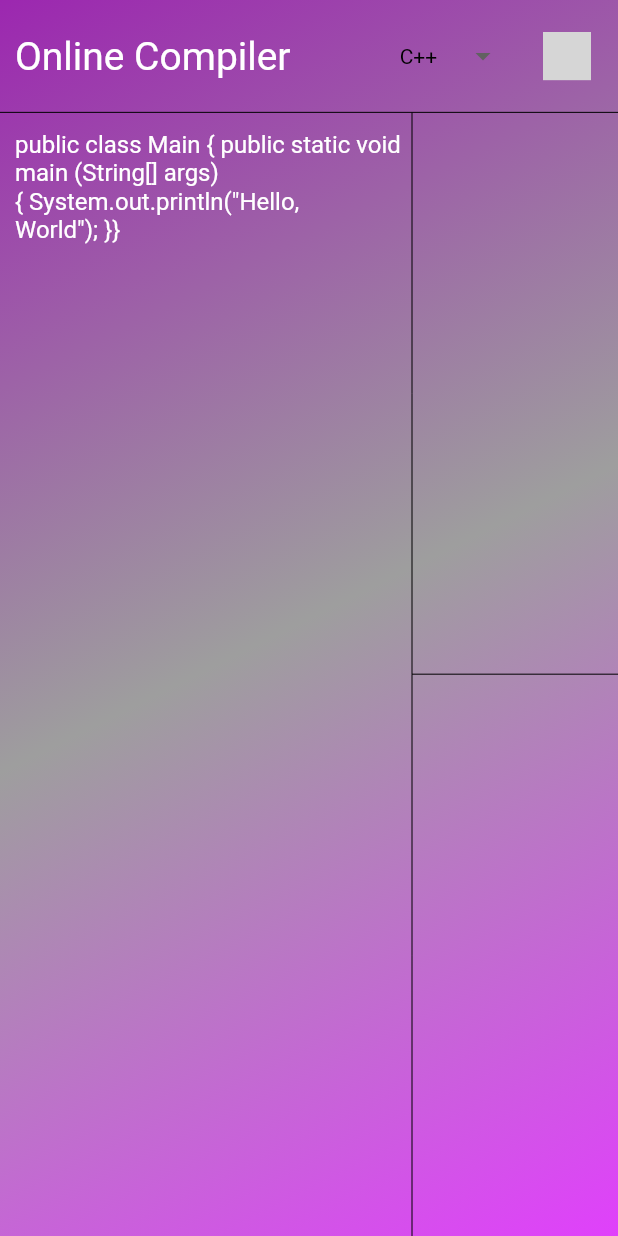
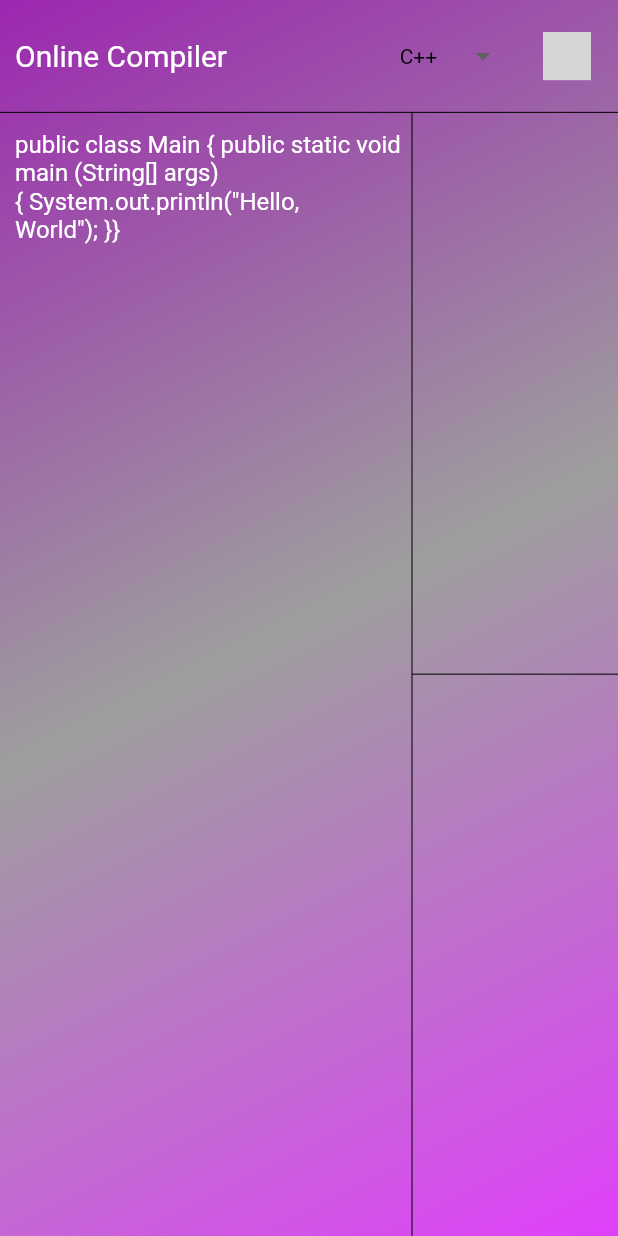
Before and after one commit to elyutin15/IDEKiller, a Flutter app: the screen it shows after launch, on a phone screen of 412 x 824 dp. Run offline on Flutter 3.47's test engine with Material 2 defaults, Android fonts, the light colour scheme and no system bars; our stand-ins replace get, shared_preferences, url_strategy, velocity_x; missing offline and left inert: path_icon, window_size; grey boxes are pictures that could not be loaded.

Commit message:
set min size of desktop version, also changes request body

```diff
--- a/front/lib/screens/compiler.dart
+++ b/front/lib/screens/compiler.dart
@@ -9,10 +9,10 @@ import 'package:velocity_x/velocity_x.dart';
 
 class Home extends StatelessWidget {
   Home({super.key});
-
-  final TextEditingController textController = TextEditingController(
+  final TextEditingController inputController = TextEditingController();
+  final TextEditingController codeController = TextEditingController(
       text:
-          "public class Main { public static void main (String[] args) { System.out.println(\"Hello, World\"); }}");
+      "public class Main { public static void main (String[] args) { System.out.println(\"Hello, World\"); }}");
 
   final iconData = PathIconData.fromData(
       '''M101.06 190.322C92.8024 173.178 85.5 152.417 85.5 129.5C85.5 106.583 92.8024 85.822 101.06 68.6779C107.292 55.7406 114.872 43.3794 120.869 33.5992C122.641 30.7104 124.274 28.0468 125.694 25.6601C126.025 25.1026 126.345 24.562 126.652 24.0377C69.7024 25.5472 24 72.1864 24 129.5C24 186.814 69.7024 233.453 126.652 234.962C126.345 234.438 126.025 233.897 125.694 233.34C124.274 230.953 122.641 228.29 120.869 225.401C114.872 215.621 107.292 203.259 101.06 190.322ZM132.946 247.654C132.943 247.653 132.927 247.592 132.907 247.476C132.939 247.598 132.949 247.656 132.946 247.654ZM132.946 11.3456C132.949 11.3441 132.939 11.4017 132.907 11.5235C132.927 11.4081 132.943 11.3472 132.946 11.3456ZM140.886 212.119C127.146 189.698 109.5 160.905 109.5 129.5C109.5 98.0954 127.146 69.3018 140.886 46.8812C158.438 18.241 169.616 0 129.5 0C57.9791 0 0 57.9791 0 129.5C0 201.021 57.9791 259 129.5 259C169.616 259 158.438 240.759 140.886 212.119Z''');
@@ -48,7 +48,7 @@ class Home extends StatelessWidget {
                       padding: EdgeInsets.fromLTRB(10, 0, 0, 0),
                       child: Text(
                         "Online Compiler",
-                        style: TextStyle(fontSize: 26, color: Colors.white),
+                        style: TextStyle(fontSize: 20, color: Colors.white),
                       ),
                     ),
                   ),
@@ -67,7 +67,7 @@ class Home extends StatelessWidget {
                       onPressed: () {
                         navigateToAnotherScreen(context, Routes.authentication);
                         // debugPrint(textController.value.text);
-                        // sendRequest(textController.value.text);
+                        // sendRequest(codeController.value.text, inputController.value.text);
                       },
                     ),
                   ),
@@ -93,7 +93,7 @@ class Home extends StatelessWidget {
                               style: const TextStyle(color: Colors.white),
                               decoration: const InputDecoration(
                                   border: InputBorder.none),
-                              controller: textController,
+                              controller: codeController,
                               maxLines: null,
                             ),
                           ),
@@ -105,7 +105,7 @@ class Home extends StatelessWidget {
                     color: Colors.black,
                     width: 0,
                   ),
-                  const Expanded(
+                  Expanded(
                     flex: 1,
                     child: Column(
                       children: [
@@ -115,6 +115,7 @@ class Home extends StatelessWidget {
                             child: Padding(
                               padding: const EdgeInsets.fromLTRB(10, 0, 0, 0),
                               child: TextField(
+                                controller: inputController,
                                 style: const TextStyle(color: Colors.white),
                                 decoration: const InputDecoration(
                                     border: InputBorder.none),
@@ -123,18 +124,18 @@ class Home extends StatelessWidget {
                             ),
                           ),
                         ),
-                        Divider(
+                        const Divider(
                           height: 0,
                           color: Colors.black,
                         ),
-                        Expanded(
+                        const Expanded(
                           flex: 1,
                           child: SingleChildScrollView(
                             child: Padding(
-                              padding: const EdgeInsets.fromLTRB(10, 0, 0, 0),
+                              padding: EdgeInsets.fromLTRB(10, 0, 0, 0),
                               child: TextField(
-                                style: const TextStyle(color: Colors.white),
-                                decoration: const InputDecoration(
+                                style: TextStyle(color: Colors.white),
+                                decoration: InputDecoration(
                                     border: InputBorder.none),
                                 maxLines: null,
                               ),
@@ -153,16 +154,29 @@ class Home extends StatelessWidget {
     );
   }
 
-  Future<void> sendRequest(String string) async {
+
+  Future<void> sendRequest(String code, String input) async {
     var url = 'http://localhost:8080';
-    var body = jsonEncode({'code': string});
+    var body = jsonEncode({'code': code});
     var response = await http
         .post(Uri.parse(url),
-            headers: {
-              "Content-Type": "application/json",
-              "CompilationLanguage": GlobalValues.language
-            },
-            body: body)
+        headers: {
+          "Content-Type": "application/json",
+          "CompilationLanguage": GlobalValues.language
+        },
+        body: json.encode(
+            {
+              {
+                "code": {"code": code}
+              },
+              {
+                "input":
+                {
+                  "words": input
+                }
+              }
+            }
+        ))
         .then((http.Response response) {
       debugPrint("Response status: ${response.statusCode}");
       debugPrint("Response body: ${response.contentLength}");
--- a/front/pubspec.yaml
+++ b/front/pubspec.yaml
@@ -18,7 +18,10 @@ dependencies:
   get: ^4.6.5
   shared_preferences: ^2.0.17
   path_icon: ^0.7.2
-
+  window_size:
+    git:
+      url: https://github.com/google/flutter-desktop-embedding
+      path: plugins/window_size
 
 
 dev_dependencies:
```
Also changed, not shown: front/lib/main.dart (+13 -3 lines), front/pubspec.lock, 5 other files.
